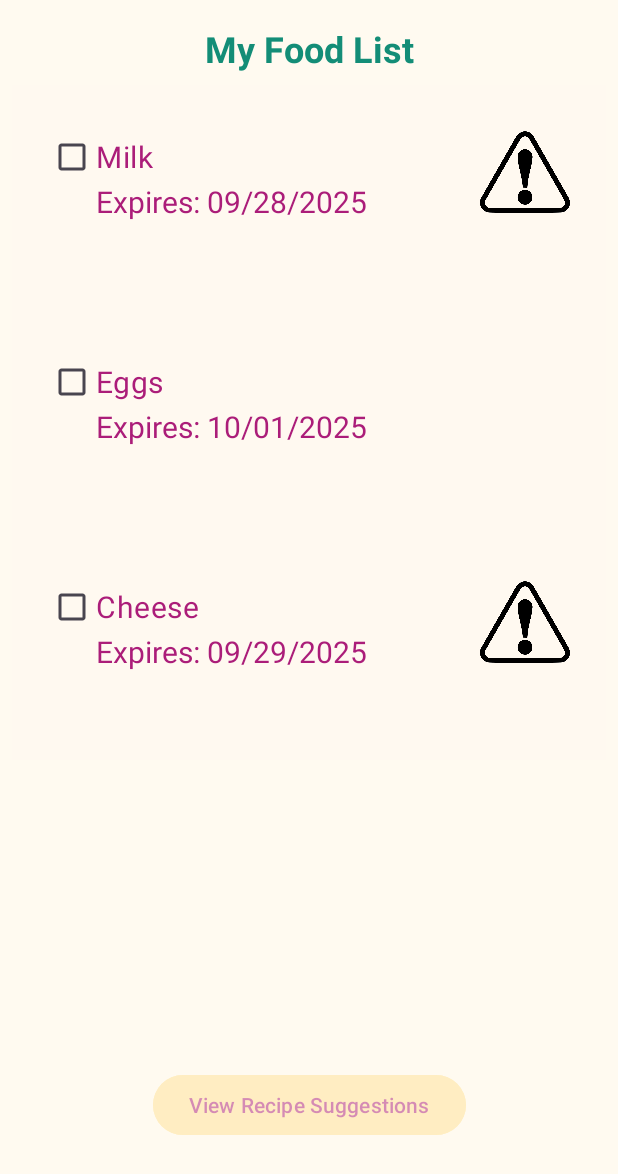
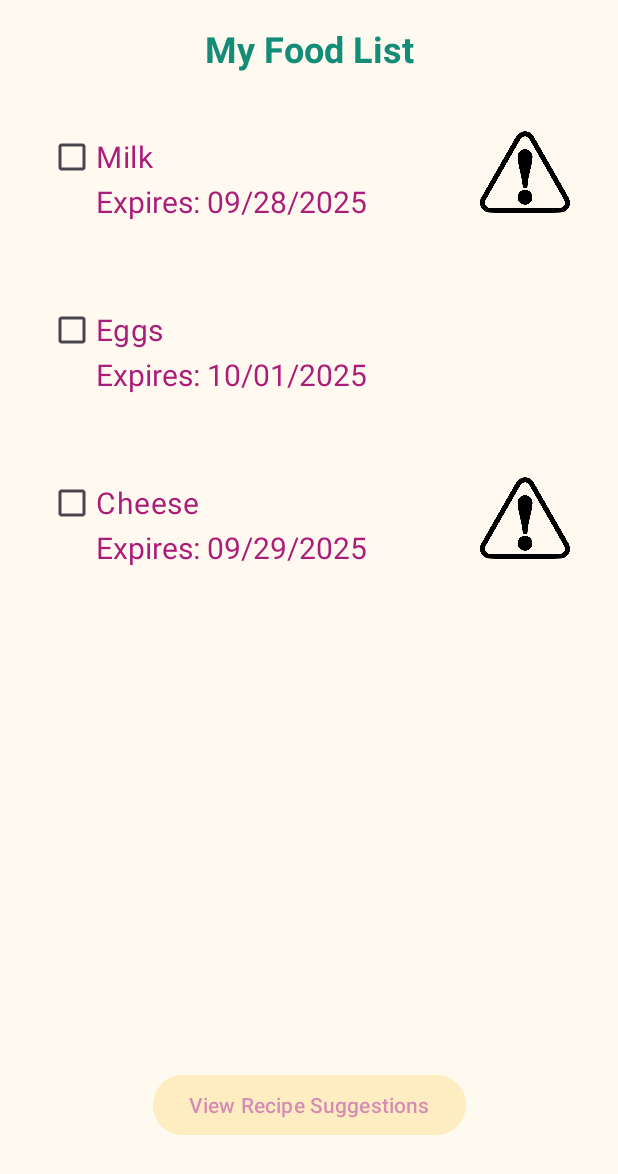
Before and after one commit to icsasso/FoodWasteManager, an Android app: the ViewListActivity screen opened directly, with no data from a screen before it, on a phone screen of 412 x 824 dp. Shown: the top 1174 px of the screen. Run offline under Robolectric (Android 15) with nearby library versions, the phone set to English and light mode, and no system bars.

Commit message:
Make items have even smaller height

```diff
--- a/app/src/main/res/layout/food_item.xml
+++ b/app/src/main/res/layout/food_item.xml
@@ -3,7 +3,7 @@
     xmlns:app="http://schemas.android.com/apk/res-auto"
     xmlns:tools="http://schemas.android.com/tools"
     android:layout_width="match_parent"
-    android:layout_height="150dp"
+    android:layout_height="100dp"
     android:background="#FFF9F0"
     android:padding="24dp">
 
--- a/app/src/main/res/layout/food_item_selectable.xml
+++ b/app/src/main/res/layout/food_item_selectable.xml
@@ -3,7 +3,7 @@
     xmlns:app="http://schemas.android.com/apk/res-auto"
     xmlns:tools="http://schemas.android.com/tools"
     android:layout_width="match_parent"
-    android:layout_height="150dp"
+    android:layout_height="115dp"
     android:background="#FFF9F0"
     android:padding="24dp">
 
```
